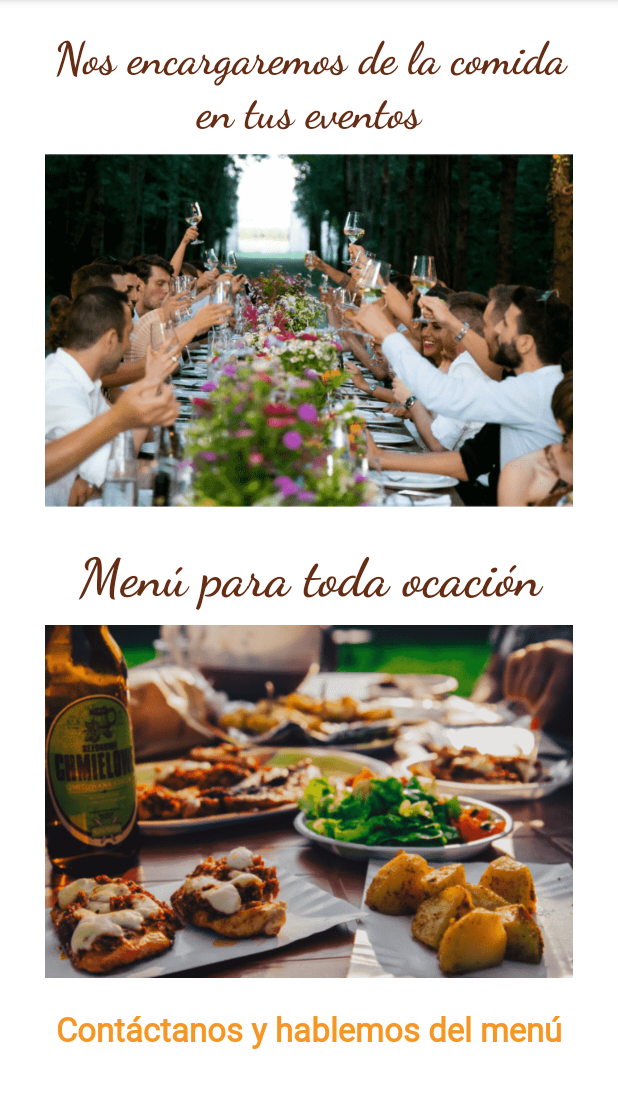
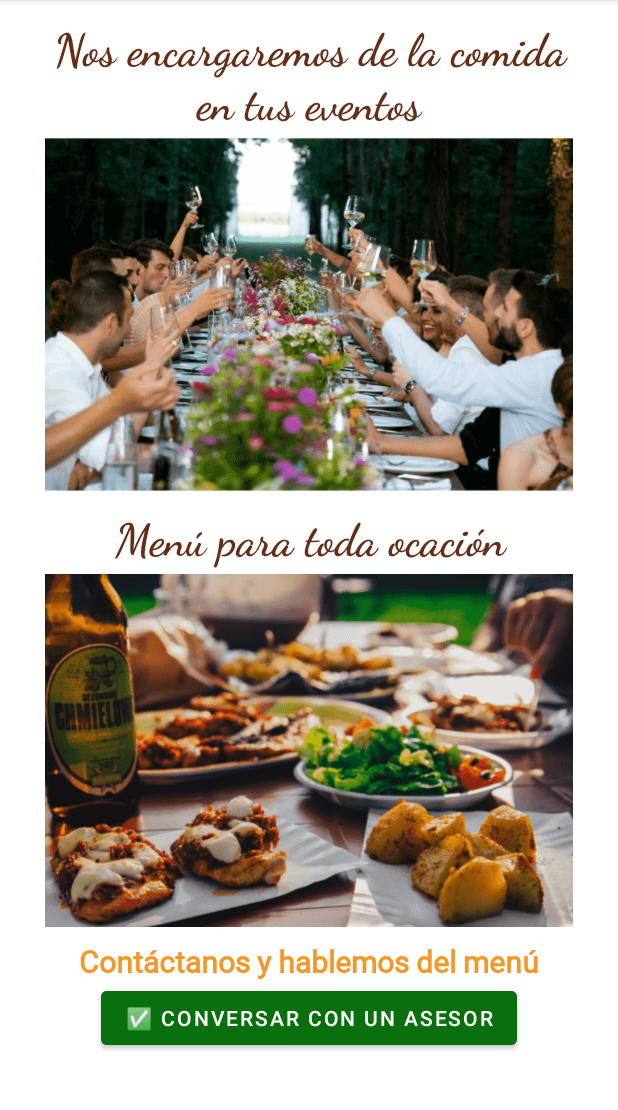
Before and after one commit to joswald123/RestaurantApp_SQLite, an Android app: the ServiciosActivity screen opened directly, with no data from a screen before it, on a phone screen of 412 x 824 dp, the part 84-1194 px from its top. Run offline under Robolectric (Android 15) with nearby library versions, the light colour scheme and no system bars; network calls fail.

Commit message:
Agregar botón de Servicio al cliente, ajustar layout

```diff
--- a/app/src/main/java/usa/sesion1/restaurantappreto3/view/MenuActivity.java
+++ b/app/src/main/java/usa/sesion1/restaurantappreto3/view/MenuActivity.java
@@ -144,7 +144,7 @@ public class MenuActivity extends AppCompatActivity {
                                 JSONObject jsonObject = arrayProducto.getJSONObject(i);
                                 int id = jsonObject.getInt("id");
                                 String nombre = jsonObject.getString("nombre");
-                                String precio= jsonObject.getString("producto");
+                                String precio= jsonObject.getString("precio");
                                 String imagen = jsonObject.getString("imagen");
                                 prodTemp = new Producto(id, nombre, precio, imagen);
                                 productos.add(prodTemp);
--- a/app/src/main/java/usa/sesion1/restaurantappreto3/view/ServiciosActivity.java
+++ b/app/src/main/java/usa/sesion1/restaurantappreto3/view/ServiciosActivity.java
@@ -4,6 +4,8 @@ import android.content.Intent;
 import android.os.Bundle;
 import android.view.Menu;
 import android.view.MenuItem;
+import android.view.View;
+import android.widget.Button;
 import android.widget.Toast;
 
 import androidx.annotation.NonNull;
@@ -16,6 +18,7 @@ import usa.sesion1.restaurantappreto3.SucursalesActivity;
 
 public class ServiciosActivity extends AppCompatActivity {
 
+    private Button btnWhatsapp;
     @Override
     protected void onCreate(@Nullable Bundle savedInstanceState) {
         super.onCreate(savedInstanceState);
@@ -27,6 +30,15 @@ public class ServiciosActivity extends AppCompatActivity {
         getSupportActionBar().setLogo(R.mipmap.ic_chef);
         getSupportActionBar().setDisplayUseLogoEnabled(true);
         // ----------------------
+        // BOTON WHATSAPP
+        btnWhatsapp =(Button) findViewById(R.id.btnWhatsapp);
+
+        btnWhatsapp.setOnClickListener(new View.OnClickListener() {
+            @Override
+            public void onClick(View v) {
+                Toast.makeText(getApplicationContext(), "Pronto podrás contactarnos", Toast.LENGTH_SHORT).show();
+            }
+        });
     }
 
     // Barra de menu --- navbar ----
--- a/app/src/main/res/layout/activity_servicios.xml
+++ b/app/src/main/res/layout/activity_servicios.xml
@@ -29,7 +29,7 @@
                     android:layout_marginLeft="20dp"
                     android:layout_marginRight="20dp"
                     android:fontFamily="@font/dancingscriptbold"
-                    android:paddingTop="15dp"
+                    android:paddingTop="10dp"
                     android:text="Nos encargaremos de la comida en tus eventos"
                     android:textAlignment="center"
                     android:textAppearance="@style/TextAppearance.AppCompat.Large"
@@ -41,7 +41,7 @@
                     android:id="@+id/imgCena"
                     android:layout_width="wrap_content"
                     android:layout_height="wrap_content"
-                    android:layout_marginTop="-80dp"
+                    android:layout_marginTop="-85dp"
                     android:paddingLeft="30dp"
                     android:paddingRight="30dp"
                     android:src="@drawable/cena" />
@@ -59,19 +59,20 @@
                     android:id="@+id/tvwMenus"
                     android:layout_width="match_parent"
                     android:layout_height="wrap_content"
+                    android:layout_marginTop="-10dp"
                     android:fontFamily="@font/dancingscriptbold"
                     android:text="Menú para toda ocación"
                     android:textAlignment="center"
                     android:textAppearance="@style/TextAppearance.AppCompat.Large"
                     android:textColor="#662D15"
-                    android:textSize="35sp"
+                    android:textSize="30sp"
                     android:textStyle="bold" />
 
                 <ImageView
                     android:id="@+id/imgMenus"
                     android:layout_width="wrap_content"
                     android:layout_height="wrap_content"
-                    android:layout_marginTop="-80dp"
+                    android:layout_marginTop="-85dp"
                     android:layout_marginBottom="-70dp"
                     android:paddingLeft="30dp"
                     android:paddingRight="30dp"
@@ -81,13 +82,24 @@
                     android:id="@+id/tvwMenus2"
                     android:layout_width="match_parent"
                     android:layout_height="wrap_content"
+                    android:layout_marginTop="-10dp"
                     android:fontFamily="@font/robotoregular"
                     android:text="Contáctanos y hablemos del menú"
                     android:textAlignment="center"
                     android:textAppearance="@style/TextAppearance.AppCompat.Large"
                     android:textColor="@color/menu"
-                    android:textSize="22sp"
+                    android:textSize="20sp"
                     android:textStyle="bold" />
+
+                <Button
+                    android:id="@+id/btnWhatsapp"
+                    android:layout_width="wrap_content"
+                    android:layout_height="wrap_content"
+                    android:layout_gravity="center"
+                    android:backgroundTint="@color/whatsapp"
+                    android:paddingTop="0dp"
+                    android:paddingBottom="0dp"
+                    android:text="✅ Conversar con un Asesor" />
 
 
             </LinearLayout>
--- a/app/src/main/res/layout/activity_sucursales.xml
+++ b/app/src/main/res/layout/activity_sucursales.xml
@@ -5,6 +5,7 @@
     android:layout_width="match_parent"
     android:layout_height="match_parent"
     android:orientation="vertical"
+    android:gravity="center"
     tools:context=".SucursalesActivity">
 
     <TextView
--- a/app/src/main/res/values/colors.xml
+++ b/app/src/main/res/values/colors.xml
@@ -10,4 +10,5 @@
 
     <color name="barra">#662d15</color>
     <color name="menu">#F69624 </color>
+    <color name="whatsapp">#09700D</color>
 </resources>
```
Also changed, not shown: app/src/main/res/drawable/buffet.png (added), app/src/main/res/drawable/reserva.png (added).
